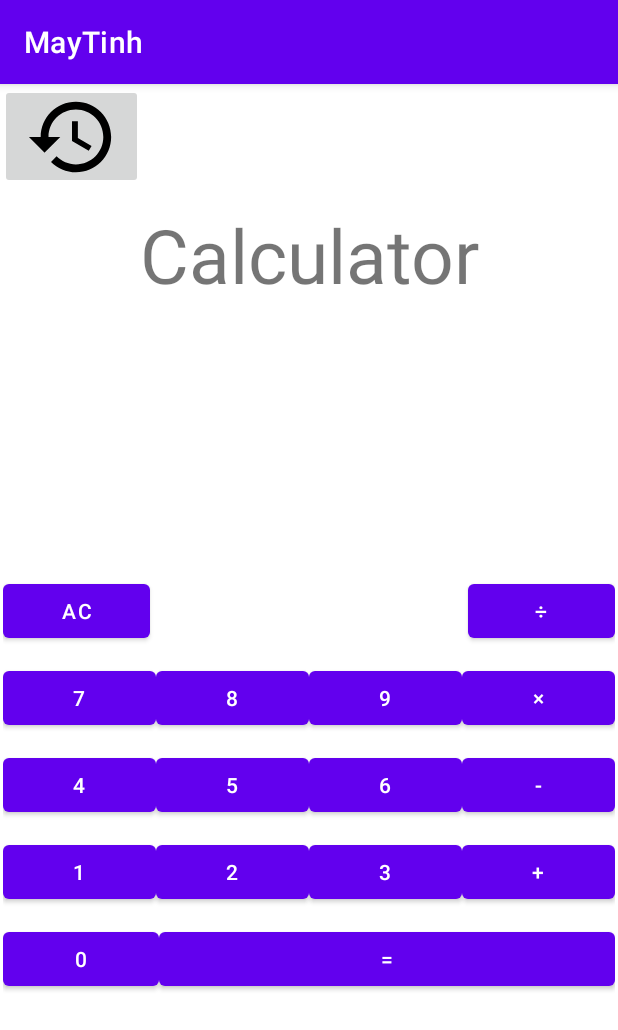
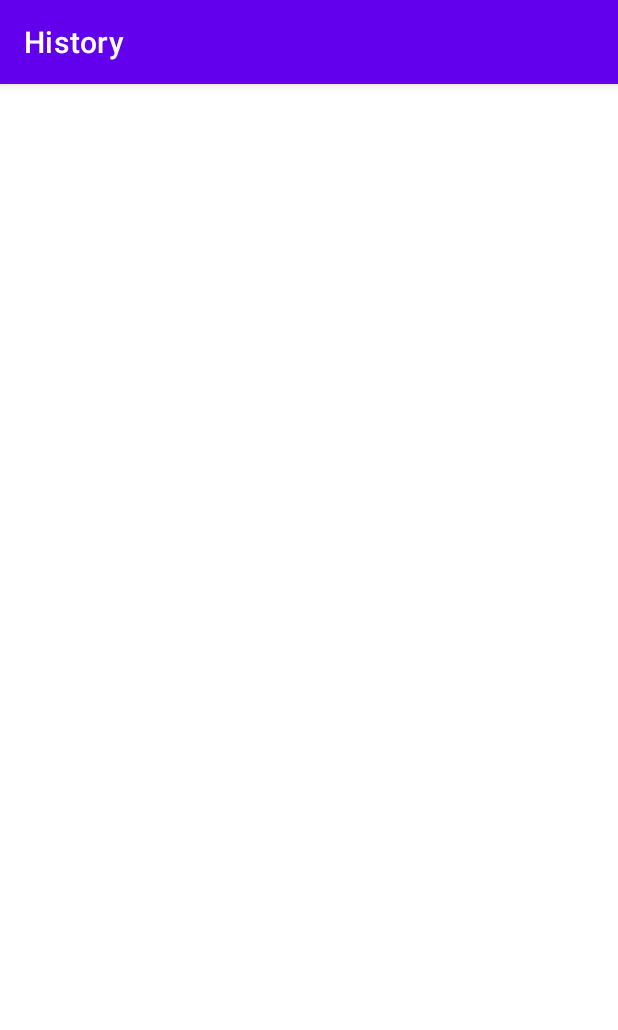
Before and after one commit to NgThBTran/MyCalculater_android, an Android app: the screen it shows after launch (MainActivity before the commit, HistoryRecycleActivity after it), after a tap on "TODO", on a phone screen of 412 x 824 dp. Shown: the top 1030 px of the screen. Run offline under Robolectric (Android 15) with nearby library versions, the phone set to English and light mode, and no system bars.

Commit message:
sua lai code

```diff
--- a/app/src/main/java/com/example/maytinh/HistoryRecycleAdapter.kt
+++ b/app/src/main/java/com/example/maytinh/HistoryRecycleAdapter.kt
@@ -39,7 +39,7 @@ class HistoryRecycleAdapter (val listData: List<String>, val context: Context):
 
         fun bindData(item: String) {
             tvTitle.text = item
-            val formatData = SimpleDateFormat("dd/MM/yyyy", Locale.US)
+            val formatData = SimpleDateFormat("dd/MM/yyyy HH:mm:ss", Locale.US)
             val currentTime = Calendar.getInstance().time
             tvTime.text = formatData.format(currentTime)
         }
--- a/app/src/main/java/com/example/maytinh/MainActivity.kt
+++ b/app/src/main/java/com/example/maytinh/MainActivity.kt
@@ -222,7 +222,7 @@ class MainActivity : AppCompatActivity() {
                 result = input1.toDouble() - input2.toDouble()
             }
             else if ( method == "x"){
-                result = input1.toDouble() * input2.toInt()
+                result = input1.toDouble() * input2.toDouble()
             }
             else if (method == "÷"  ){
                 result = input1.toDouble() / input2.toDouble()
@@ -234,7 +234,7 @@ class MainActivity : AppCompatActivity() {
     }
 
     private fun goToSecondActivity() {
-        val intent=Intent(this,HistoryListViewActivity::class.java)
+        val intent=Intent(this,HistoryRecycleActivity::class.java)
         intent.putExtra("key_result",ListResult.toTypedArray())
         //startActivity(intent) // not return data
         //resultLauncherNormal.launcher(intent) // return data
--- a/app/src/main/res/layout/recycleview.xml
+++ b/app/src/main/res/layout/recycleview.xml
@@ -12,8 +12,8 @@
         android:id="@+id/rvHistory"
         android:layout_width="match_parent"
         android:layout_height="match_parent"
+        app:layoutManager="androidx.recyclerview.widget.LinearLayoutManager"
         tools:itemCount="10"
-        app:layoutManager="androidx.recyclerview.widget.LinearLayoutManager"
         tools:listitem="@layout/history" />
 
 </LinearLayout>
```
Also changed, not shown: app/src/main/res/layout/activity_main2.xml (+5 -3 lines), app/src/main/res/layout/history.xml (+4 -4 lines).
